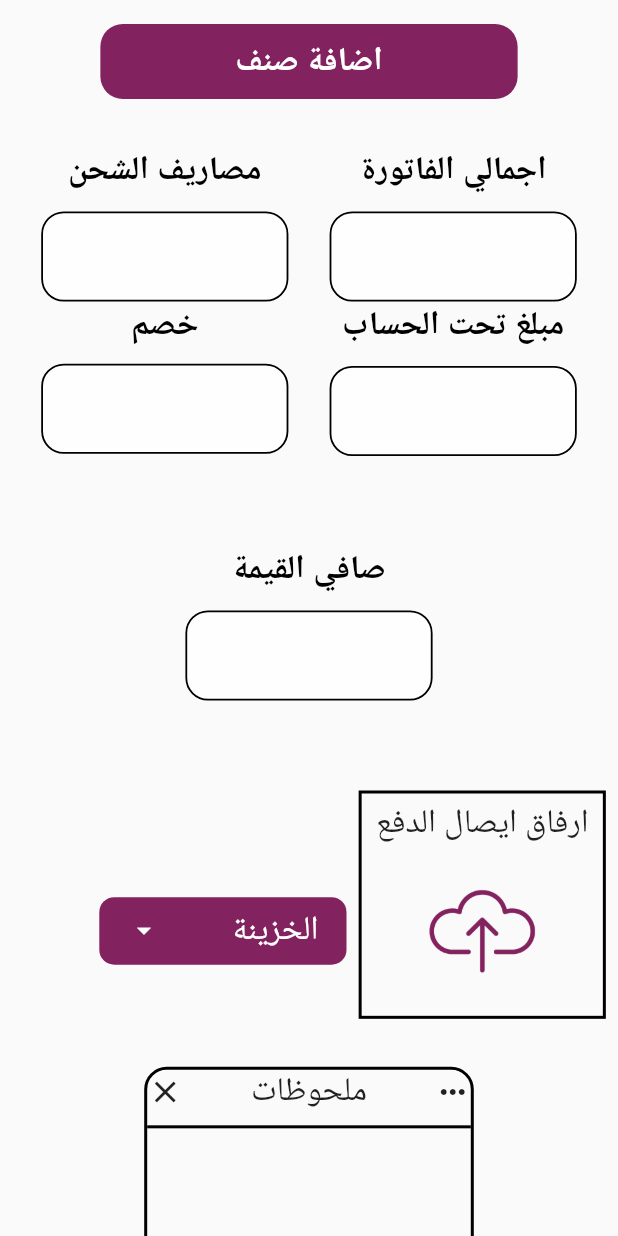
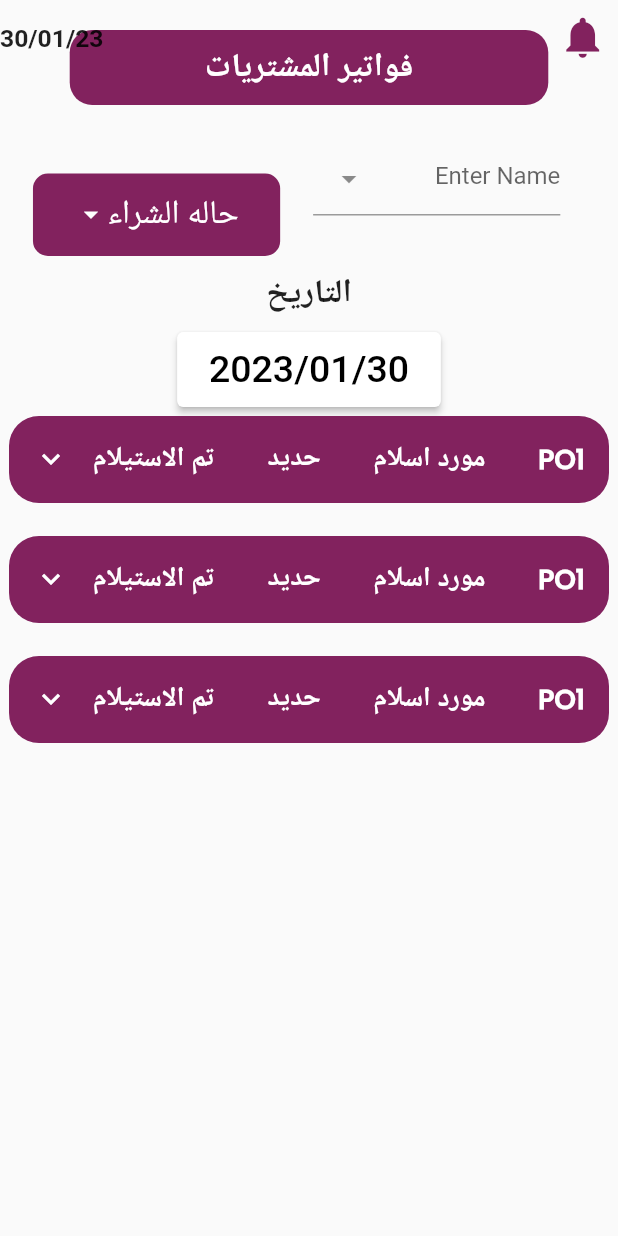
Before and after one commit to kamel-devil/ERP_Mobile, a Flutter app: the screen it shows after launch, on a phone screen of 412 x 824 dp. Run offline on Flutter 3.47's test engine with Material 2 defaults, Android fonts, the phone set to English and light mode, and no system bars; drawn by our look-alikes of dropdown_search; our stand-ins replace cloud_firestore, get; missing offline and left inert: qlevar_router; accounts and stored records are empty.

Commit message:
updated view

```diff
--- a/lib/main.dart
+++ b/lib/main.dart
@@ -1,17 +1,13 @@
-import 'package:erp_app/routes/routes.dart';
-import 'package:erp_app/view/category/add_cat.dart';
 import 'package:erp_app/view/home/homepage.dart';
-import 'package:erp_app/view/industry/confirm_indus.dart';
 import 'package:erp_app/view/orders/account_statement.dart';
 import 'package:erp_app/view/orders/add_orders.dart';
-import 'package:erp_app/view/orders/orders_details.dart';
 import 'package:erp_app/view/purchases/confirm_purchase.dart';
+import 'package:erp_app/view/purchases/purchases.dart';
 import 'package:erp_app/view/store/stores.dart';
 import 'package:erp_app/view/suppliers/suppliers.dart';
 import 'package:flutter/material.dart';
 import 'package:get/get_navigation/src/root/get_material_app.dart';
 import 'package:provider/provider.dart';
-import 'package:qlevar_router/qlevar_router.dart';
 
 import 'view/purchases/add_purchase_bill.dart';
 
@@ -35,7 +31,7 @@ class MyApp extends StatelessWidget {
       theme: ThemeData(
         primarySwatch: Colors.blue,
       ),
-      home: AddCat(),
+      home: Purchases(),
     );
   }
 }
--- a/lib/view/category/category.dart
+++ b/lib/view/category/category.dart
@@ -123,7 +123,7 @@ class _CategoriesState extends State<Categories> {
                   child: ListView.separated(
                     shrinkWrap: true,
                     itemBuilder: (context, index) => Container(
-                      margin: EdgeInsets.all(6),
+                      margin: const EdgeInsets.all(6),
                       decoration: BoxDecoration(
                           color: ColorManager.second,
                           borderRadius: BorderRadius.circular(20)),
--- /dev/null
+++ b/lib/view/purchases/purchases.dart
@@ -0,0 +1,438 @@
+import 'package:dropdown_search/dropdown_search.dart';
+import 'package:flutter/material.dart';
+import 'package:provider/provider.dart';
+import 'package:qlevar_router/qlevar_router.dart';
+
+import '../../components/appBar.dart';
+import '../../components/botton.dart';
+import '../../components/default_container.dart';
+import '../../components/drop_down.dart';
+import '../../resources/color_manger.dart';
+import '../../resources/style_manager.dart';
+import '../../size_config.dart';
+
+class Purchases extends StatefulWidget {
+  const Purchases({Key? key}) : super(key: key);
+
+  @override
+  State<Purchases> createState() => _PurchasesState();
+}
+
+class _PurchasesState extends State<Purchases> {
+  String? chose;
+  String? chose1;
+  String? chose2;
+  int? selectedIndex;
+  TextEditingController controller1 = TextEditingController();
+  DateTime orderDate = DateTime.now();
+
+  List dataTable = [
+    Row(
+      mainAxisAlignment: MainAxisAlignment.center,
+      children: [
+        IconButton(
+            onPressed: () {},
+            icon: const Icon(
+              Icons.add,
+              color: Colors.red,
+            )),
+        const Text('اضافه صنف')
+      ],
+    )
+  ];
+
+  List data = [
+    {
+      "1": "PO1",
+      "2": "مورد اسلام",
+      "3": "حديد",
+      "4": "تم الاستيلام",
+    },
+    {
+      "1": "PO1",
+      "2": "مورد اسلام",
+      "3": "حديد",
+      "4": "تم الاستيلام",
+    },
+    {
+      "1": "PO1",
+      "2": "مورد اسلام",
+      "3": "حديد",
+      "4": "تم الاستيلام",
+    },
+  ];
+  List data1 = [
+    {
+      "1": "مورد اسلام",
+      "2": "خشب",
+      "3": "100 متر",
+      "4": "15",
+      "5": "150",
+      "6": "100",
+      "7": "100",
+      "8": "4000 جنيه",
+      "9": "1/11/2022",
+      "10": "يوزر احمد",
+    },
+  ];
+
+  Future<void> _selectDate(BuildContext context) async {
+    final DateTime? pickedDate = await showDatePicker(
+        context: context,
+        initialDate: orderDate,
+        firstDate: DateTime(2015),
+        lastDate: DateTime(2050));
+    if (pickedDate != null && pickedDate != orderDate) {
+      setState(() {
+        orderDate = pickedDate;
+      });
+    }
+  }
+
+  @override
+  Widget build(BuildContext context) {
+    SizeConfig.init(context);
+    TextStyle style = TextStyle(
+        fontSize: getProportionateScreenWidth(20), fontWeight: FontWeight.bold);
+    return SafeArea(
+        child: Scaffold(
+      body: Stack(
+        children: [
+          SizedBox(
+            width: double.infinity,
+            child: Column(
+              crossAxisAlignment: CrossAxisAlignment.center,
+              children: [
+                const SizedBox(
+                  height: 20,
+                ),
+                DefaultContainer(title: 'فواتير المشتريات'),
+                const SizedBox(
+                  height: 10,
+                ),
+                Row(
+                  mainAxisAlignment: MainAxisAlignment.end,
+                  crossAxisAlignment: CrossAxisAlignment.center,
+                  children: [
+                    SizedBox(
+                      width: getProportionateScreenWidth(150),
+                      height: 60,
+                      child: DropdownSearch<String>(
+                        popupProps: PopupProps.menu(
+                          showSelectedItems: true,
+                          showSearchBox: true,
+                          searchFieldProps:
+                              TextFieldProps(cursorColor: ColorManager.primary),
+                          // disabledItemFn:
+                          //     (String s) =>
+                          //         s.startsWith('I'),
+                        ),
+                        items: [],
+                        dropdownDecoratorProps: const DropDownDecoratorProps(
+                          dropdownSearchDecoration: InputDecoration(
+                            hintText: "Enter Name",
+                          ),
+                        ),
+                        onChanged: (v) {
+                          setState(() {});
+                        },
+                      ),
+                    ),
+                    SizedBox(
+                      width: getProportionateScreenWidth(20),
+                    ),
+                    Container(
+                      width: getProportionateScreenWidth(150),
+                      height: getProportionateScreenHeight(90),
+                      padding: const EdgeInsets.only(top: 35),
+                      child: dropDown(
+                        const ['تم الطلب', 'تم الاستلام'],
+                        selectTalab: chose,
+                        onchanged: () => (val) {
+                          setState(() {
+                            chose = val;
+                          });
+                        },
+                        label: 'حاله الشراء',
+                        foColor: Colors.white,
+                        bgColor: ColorManager.primary,
+                        dpColor: ColorManager.primary,
+                      ),
+                    ),
+                    SizedBox(
+                      width: getProportionateScreenWidth(20),
+                    ),
+                  ],
+                ),
+                const SizedBox(
+                  height: 10,
+                ),
+                Column(
+                  children: [
+                    Text(
+                      'التاريخ',
+                      style: style,
+                    ),
+                    const SizedBox(
+                      height: 10,
+                    ),
+                    SizedBox(
+                      width: getProportionateScreenWidth(160),
+                      height: 50,
+                      child: ElevatedButton(
+                        onPressed: () => _selectDate(context),
+                        style: ButtonStyle(
+                            backgroundColor:
+                                MaterialStateProperty.all(Colors.white)),
+                        child: Text(
+                          "${orderDate.year.toString()}/${orderDate.month.toString().padLeft(2, '0')}/${orderDate.day.toString().padLeft(2, '0')}",
+                          style: TextStyle(
+                              color: ColorManager.black, fontSize: 25),
+                        ),
+                      ),
+                    ),
+                  ],
+                ),
+
+                Expanded(
+                  child: ListView.separated(
+                    shrinkWrap: true,
+                    itemBuilder: (context, index) => Container(
+                      margin: const EdgeInsets.all(6),
+                      decoration: BoxDecoration(
+                          color: ColorManager.primary,
+                          borderRadius: BorderRadius.circular(20)),
+                      child: ExpansionTile(
+                          iconColor: ColorManager.white,
+                          collapsedIconColor: ColorManager.white,
+                          title: Row(
+                            mainAxisAlignment: MainAxisAlignment.spaceBetween,
+                            children: [
+                              Text(
+                                data[index]['1'],
+                                style: getBoldStyle(
+                                  color: Colors.white,
+                                  fontSize: 18,
+                                ),
+                              ),
+                              Text(
+                                data[index]['2'],
+                                style: getBoldStyle(
+                                  color: Colors.white,
+                                  fontSize: 18,
+                                ),
+                              ),
+                              Text(
+                                data[index]['3'],
+                                style: getBoldStyle(
+                                  color: Colors.white,
+                                  fontSize: 18,
+                                ),
+                              ),
+                              Text(
+                                data[index]['4'],
+                                style: getBoldStyle(
+                                  color: Colors.white,
+                                  fontSize: 18,
+                                ),
+                              ),
+                            ],
+                          ),
+                          children: [
+                            Column(
+                              children: [
+                                Container(
+                                  margin: const EdgeInsets.all(10),
+                                  height: 220,
+                                  width: double.infinity,
+                                  decoration: BoxDecoration(
+                                      color: ColorManager.second,
+                                      borderRadius: BorderRadius.circular(25)),
+                                  child: Column(
+                                    mainAxisAlignment: MainAxisAlignment.center,
+                                    crossAxisAlignment:
+                                        CrossAxisAlignment.center,
+                                    children: [
+                                      Text(
+                                        data1[0]['1'],
+                                        style: getBoldStyle(
+                                          color: Colors.white,
+                                          fontSize: 18,
+                                        ),
+                                      ),
+                                      Row(
+                                        mainAxisAlignment: MainAxisAlignment.center,
+                                        children: [
+                                          Text(
+                                            data1[0]['2'],
+                                            style: getBoldStyle(
+                                              color: Colors.white,
+                                              fontSize: 18,
+                                            ),
+                                          ),
+                                          SizedBox(width: 10,),
+                                          Text(
+                                            data1[0]['3'],
+                                            style: getBoldStyle(
+                                              color: Colors.white,
+                                              fontSize: 18,
+                                            ),
+                                          ),
+                                        ],
+                                      ),
+                                      Row(
+                                        mainAxisAlignment: MainAxisAlignment.center,
+                                        children: [
+                                          Text(
+                                            'سعر المتر',
+                                            style: getBoldStyle(
+                                              color: Colors.white,
+                                              fontSize: 18,
+                                            ),
+                                          ),
+                                          SizedBox(width: 10,),
+                                          Text(
+                                            data1[0]['4'],
+                                            style: getBoldStyle(
+                                              color: Colors.white,
+                                              fontSize: 18,
+                                            ),
+                                          ),
+                                        ],
+                                      ),
+                                      Row(
+                                        mainAxisAlignment: MainAxisAlignment.spaceEvenly,
+                                        children: [
+                                          Text(
+                                            'اجمالي الفاتوره',
+                                            style: getBoldStyle(
+                                              color: Colors.white,
+                                              fontSize: 18,
+                                            ),
+                                          ),
+                                          const SizedBox(width: 10,),
+                                          Text(
+                                            data1[0]['5'],
+                                            style: getBoldStyle(
+                                              color: Colors.white,
+                                              fontSize: 18,
+                                            ),
+                                          ),
+                                          Text(
+                                            'مدفوع',
+                                            style: getBoldStyle(
+                                              color: Colors.white,
+                                              fontSize: 18,
+                                            ),
+                                          ),
+                                          const SizedBox(width: 10,),
+                                          Text(
+                                            data1[0]['6'],
+                                            style: getBoldStyle(
+                                              color: Colors.white,
+                                              fontSize: 18,
+                                            ),
+                                          ),
+
+                                        ],
+                                      ),
+                                      Row(
+                                        mainAxisAlignment: MainAxisAlignment.spaceEvenly,
+                                        children: [
+                                          Text(
+                                            'باقي',
+                                            style: getBoldStyle(
+                                              color: Colors.white,
+                                              fontSize: 18,
+                                            ),
+                                          ),
+                                          const SizedBox(width: 10,),
+                                          Text(
+                                            data1[0]['7'],
+                                            style: getBoldStyle(
+                                              color: Colors.white,
+                                              fontSize: 18,
+                                            ),
+                                          ),
+                                          Text(
+                                            'رصيدالمورد',
+                                            style: getBoldStyle(
+                                              color: Colors.white,
+                                              fontSize: 18,
+                                            ),
+                                          ),
+                                          const SizedBox(width: 10,),
+                                          Text(
+                                            data1[0]['8'],
+                                            style: getBoldStyle(
+                                              color: Colors.white,
+                                              fontSize: 18,
+                                            ),
+                                          ),
+
+                                        ],
+                                      ),
+                                      Row(
+                                        mainAxisAlignment: MainAxisAlignment.spaceEvenly,
+                                        children: [
+                                          Text(
+                                            'فاتوره بتاريخ',
+                                            style: getBoldStyle(
+                                              color: Colors.white,
+                                              fontSize: 18,
+                                            ),
+                                          ),
+                                          const SizedBox(width: 10,),
+                                          Text(
+                                            data1[0]['9'],
+                                            style: getBoldStyle(
+                                              color: Colors.white,
+                                              fontSize: 18,
+                                            ),
+                                          ),
+                                          Text(
+                                            'بواسطه',
+                                            style: getBoldStyle(
+                                              color: Colors.white,
+                                              fontSize: 18,
+                                            ),
+                                          ),
+                                          const SizedBox(width: 10,),
+                                          Text(
+                                            data1[0]['10'],
+                                            style: getBoldStyle(
+                                              color: Colors.white,
+                                              fontSize: 18,
+                                            ),
+                                          ),
+
+                                        ],
+                                      ),
+                                    ],
+                                  ),
+                                ),
+                                Botton(
+                                    color: ColorManager.white,
+                                    title: 'تاكيد استيلام',
+                                    onTap: () {},
+                                    bgColor: ColorManager.second)
+                              ],
+                            )
+                          ]),
+                    ),
+                    itemCount: data.length,
+                    separatorBuilder: (BuildContext context, int index) =>
+                        SizedBox(
+                      height: 10,
+                    ),
+                  ),
+                ),
+              ],
+            ),
+          ),
+          DefaultAppBar()
+        ],
+      ),
+    ));
+  }
+}
```
